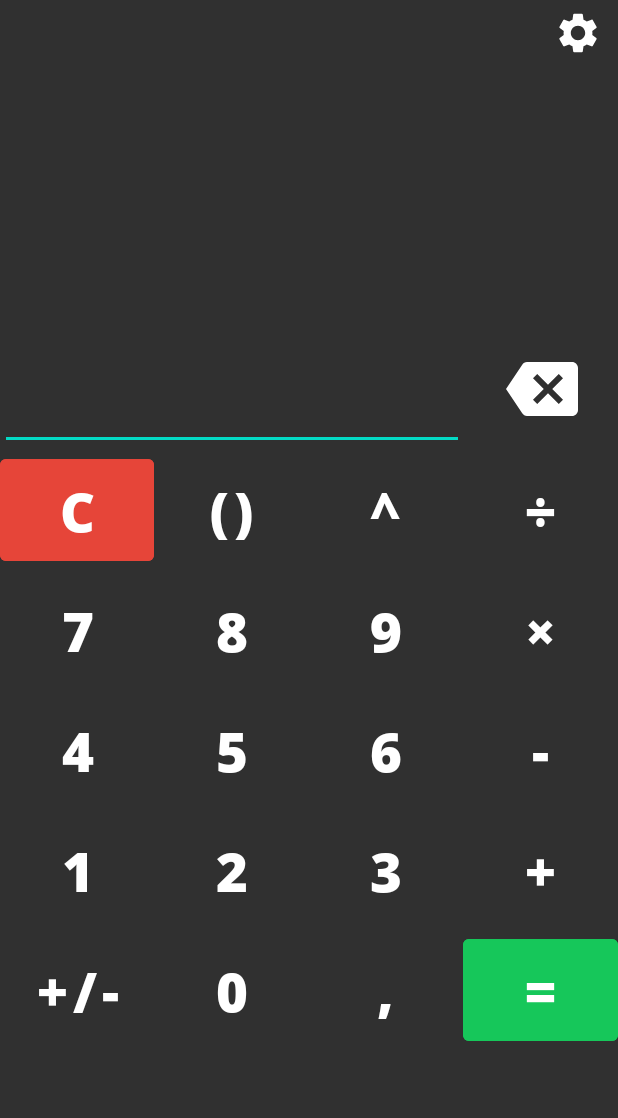
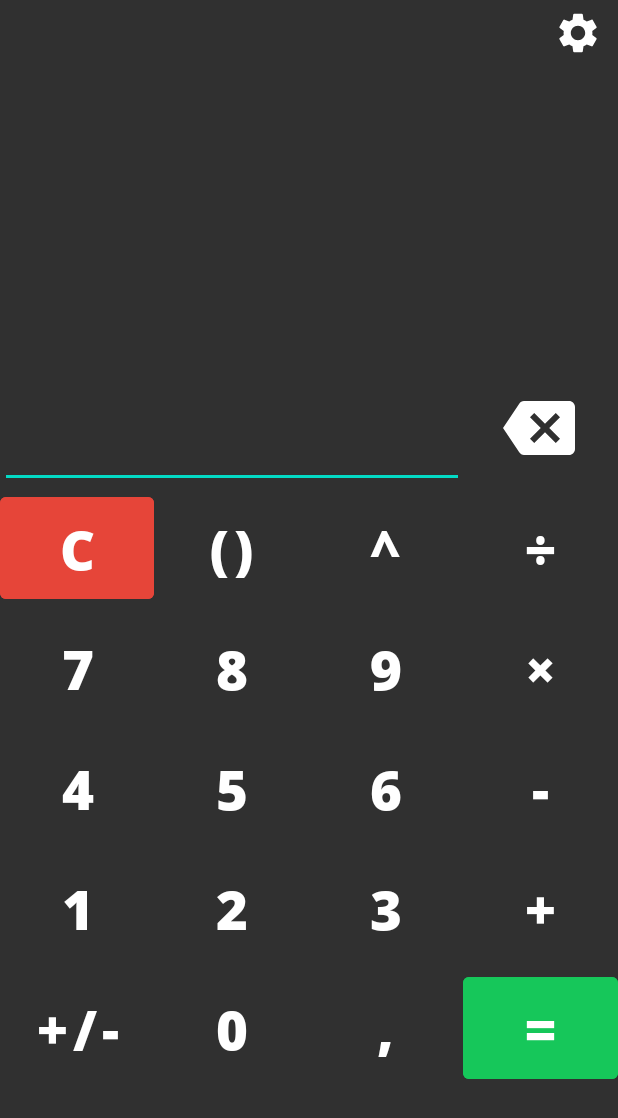
Before and after one commit to tontsa28/opencalc, an Android app: the screen it shows after launch (MainActivity), on a phone screen of 412 x 824 dp. Shown: the top 1118 px of the screen. Run offline under Robolectric (Android 15) with nearby library versions, the light colour scheme and no system bars.

Commit message:
Minor design improvements

```diff
--- a/app/src/main/res/layout/activity_main.xml
+++ b/app/src/main/res/layout/activity_main.xml
@@ -10,7 +10,7 @@
     <EditText
         android:id="@+id/input"
         android:layout_width="309dp"
-        android:layout_height="160dp"
+        android:layout_height="80dp"
         android:layout_marginEnd="100dp"
         android:autofillHints="false"
         android:fontFamily="@font/opensans_extrabold"
@@ -32,8 +32,8 @@
 
     <ImageButton
         android:id="@+id/backspace"
-        android:layout_width="103dp"
-        android:layout_height="76dp"
+        android:layout_width="100dp"
+        android:layout_height="80dp"
         android:background="#303030"
         android:onClick="backspaceBTN"
         app:layout_constraintBottom_toTopOf="@+id/tableLayout"
@@ -41,7 +41,7 @@
         app:layout_constraintHorizontal_bias="0.0"
         app:layout_constraintStart_toEndOf="@+id/input"
         app:layout_constraintTop_toTopOf="parent"
-        app:layout_constraintVertical_bias="0.989"
+        app:layout_constraintVertical_bias="1.0"
         app:srcCompat="@drawable/backspace"
         tools:ignore="ContentDescription" />
 
@@ -63,7 +63,7 @@
         android:id="@+id/tableLayout"
         android:layout_width="match_parent"
         android:layout_height="match_parent"
-        android:layout_marginTop="300dp"
+        android:layout_marginTop="325dp"
         app:layout_constraintBottom_toBottomOf="parent"
         app:layout_constraintEnd_toEndOf="parent"
         app:layout_constraintStart_toStartOf="parent"
--- a/app/src/main/res/layout/activity_settings.xml
+++ b/app/src/main/res/layout/activity_settings.xml
@@ -33,7 +33,7 @@
         app:layout_constraintTop_toBottomOf="@+id/backBTN" >
 
         <com.google.android.material.switchmaterial.SwitchMaterial
-            android:id="@+id/switch2"
+            android:id="@+id/darkSwitch"
             android:padding="15dp"
             android:layout_width="match_parent"
             android:layout_height="match_parent"
--- a/app/src/main/res/values/strings.xml
+++ b/app/src/main/res/values/strings.xml
@@ -29,6 +29,6 @@
 
     <string name="settings">Settings</string>
 
-    <string name="darktheme">Dark theme</string>
+    <string name="darktheme">DARK THEME</string>
 
 </resources>
```
